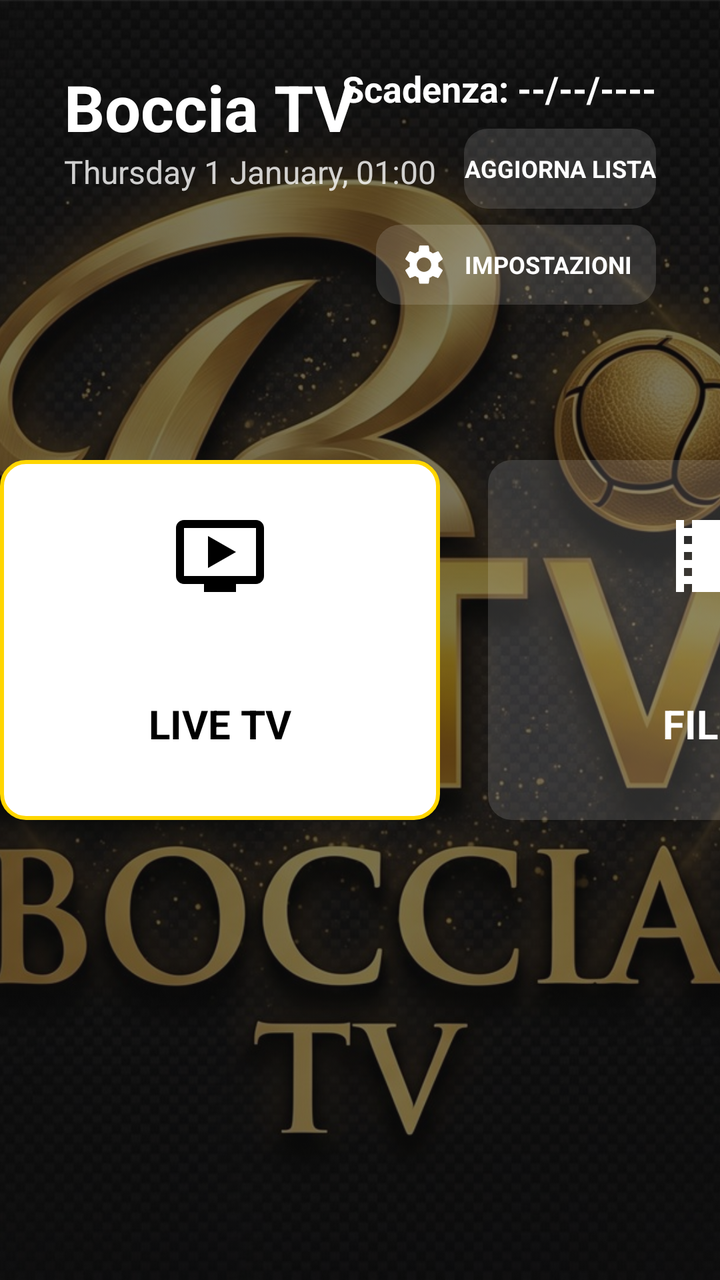
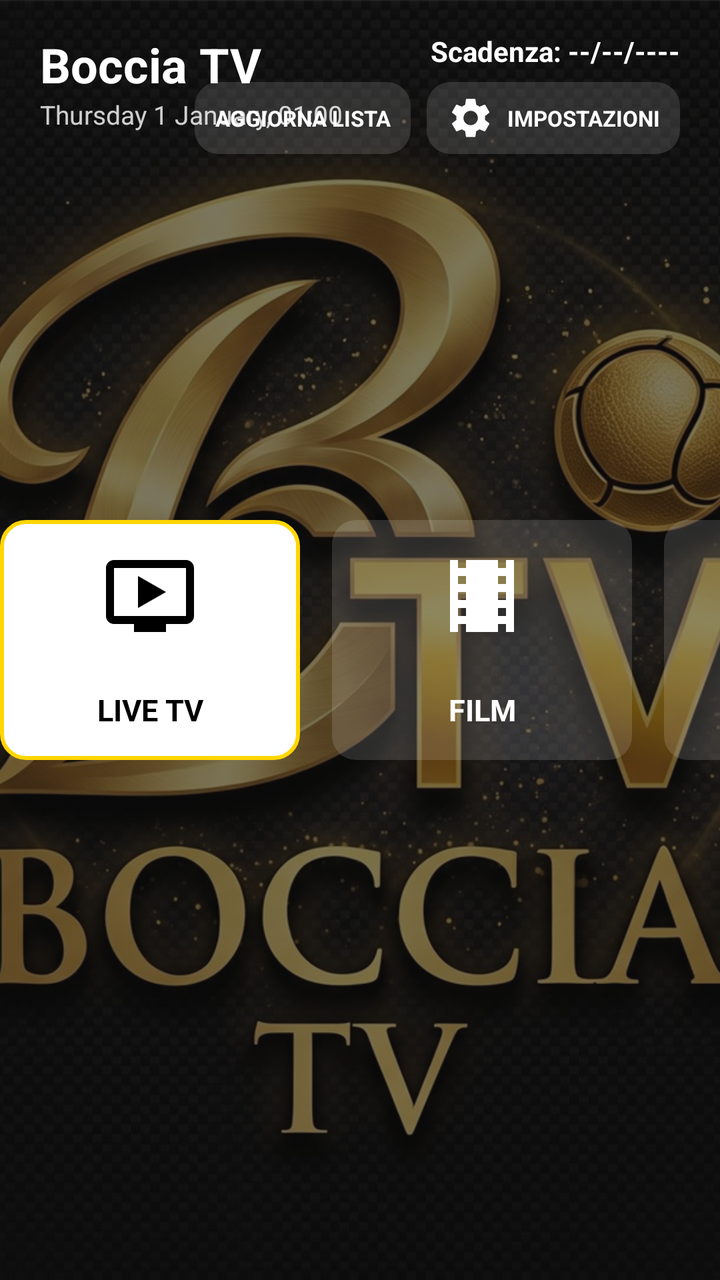

Two renders of the same Android screen: before a commit and after it. Below are the layout's source before the change and the commit's diff.
<!-- AndroidManifest.xml: application theme Theme.BocciaTV -->
<!-- res/layout/activity_main.xml -->
<?xml version="1.0" encoding="utf-8"?>

<RelativeLayout xmlns:android="http://schemas.android.com/apk/res/android"
    android:layout_width="match_parent"
    android:layout_height="match_parent"
    android:background="#101010">

    
    <ImageView
        android:layout_width="match_parent"
        android:layout_height="match_parent"
        android:scaleType="centerCrop"
        android:src="@drawable/bg_dashboard"
        android:alpha="0.45" />

    
    <LinearLayout
        android:layout_width="wrap_content"
        android:layout_height="wrap_content"
        android:layout_alignParentStart="true"
        android:layout_alignParentTop="true"
        android:layout_margin="32dp"
        android:orientation="vertical">

        <TextView
            android:id="@+id/tv_title"
            android:layout_width="wrap_content"
            android:layout_height="wrap_content"
            android:text="Boccia TV"
            android:textColor="@android:color/white"
            android:textSize="32sp"
            android:textStyle="bold" />

        <TextClock
            android:layout_width="wrap_content"
            android:layout_height="wrap_content"
            android:format12Hour="EEEE d MMMM, HH:mm"
            android:format24Hour="EEEE d MMMM, HH:mm"
            android:timeZone="Europe/Rome"
            android:textColor="@android:color/white"
            android:textSize="16sp"
            android:alpha="0.8" />
    </LinearLayout>

    
    <LinearLayout
        android:layout_width="wrap_content"
        android:layout_height="wrap_content"
        android:layout_alignParentEnd="true"
        android:layout_alignParentTop="true"
        android:layout_margin="32dp"
        android:gravity="end"
        android:orientation="vertical">

        <TextView
            android:id="@+id/tv_exp"
            android:layout_width="wrap_content"
            android:layout_height="wrap_content"
            android:text="Scadenza: --/--/----"
            android:textColor="@android:color/white"
            android:textSize="18sp"
            android:textStyle="bold" />

        <Button
            android:id="@+id/btn_refresh"
            style="@style/MenuButtonStyle"
            android:layout_width="wrap_content"
            android:layout_height="40dp"
            android:layout_marginTop="8dp"
            android:text="Aggiorna Lista"
            android:textSize="12sp"/>

        <Button
            android:id="@+id/btn_settings"
            style="@style/MenuButtonStyle"
            android:layout_width="wrap_content"
            android:layout_height="40dp"
            android:layout_marginTop="8dp"
            android:text="Impostazioni"
            android:textSize="12sp"
            android:drawableStart="@drawable/ic_settings"
            android:drawablePadding="8dp"
            android:paddingStart="12dp"
            android:paddingEnd="12dp"/>

    </LinearLayout>

    
    <LinearLayout
        android:layout_width="wrap_content"
        android:layout_height="wrap_content"
        android:layout_centerInParent="true"
        android:orientation="horizontal">

        <Button
            android:id="@+id/btn_live"
            style="@style/MenuButtonStyle"
            android:layout_width="220dp"
            android:layout_height="180dp"
            android:text="LIVE TV"
            android:drawableTop="@drawable/ic_live"
            android:drawablePadding="12dp"
            android:paddingTop="24dp">
            <requestFocus />
        </Button>

        <Button
            android:id="@+id/btn_vod"
            style="@style/MenuButtonStyle"
            android:layout_width="220dp"
            android:layout_height="180dp"
            android:layout_marginStart="24dp"
            android:text="FILM"
            android:drawableTop="@drawable/ic_movie"
            android:drawablePadding="12dp"
            android:paddingTop="24dp"/>

        <Button
            android:id="@+id/btn_series"
            style="@style/MenuButtonStyle"
            android:layout_width="220dp"
            android:layout_height="180dp"
            android:layout_marginStart="24dp"
            android:text="SERIE TV"
            android:drawableTop="@drawable/ic_series"
            android:drawablePadding="12dp"
            android:paddingTop="24dp"/>

    </LinearLayout>

</RelativeLayout>
<!-- resources referenced by this layout -->
<resources>
  <!-- drawable ic_live (drawable) -->
  <vector xmlns:android="http://schemas.android.com/apk/res/android"
      android:width="48dp"
      android:height="48dp"
      android:viewportWidth="24"
      android:viewportHeight="24">
      <path
          android:fillColor="#FFFFFF"
          android:pathData="M21,3H3C1.89,3 1,3.89 1,5v12c0,1.1 0.89,2 2,2h5v2h8v-2h5c1.1,0 2,-0.9 2,-2V5C23,3.89 22.1,3 21,3zM21,17H3V5h18V17zM16,11l-7,4V7L16,11z" />
  </vector>
  <!-- drawable ic_movie (drawable) -->
  <vector xmlns:android="http://schemas.android.com/apk/res/android"
      android:width="48dp"
      android:height="48dp"
      android:viewportWidth="24"
      android:viewportHeight="24">
      <path
          android:fillColor="#FFFFFF"
          android:pathData="M18,3v2h-2V3H8v2H6V3H4v18h2v-2h2v2h8v-2h2v2h2V3H18zM8,17H6v-2h2V17zM8,13H6v-2h2V13zM8,9H6V7h2V9zM18,17h-2v-2h2V17zM18,13h-2v-2h2V13zM18,9h-2V7h2V9z" />
  </vector>
  <!-- drawable ic_series (drawable) -->
  <vector xmlns:android="http://schemas.android.com/apk/res/android"
      android:width="48dp"
      android:height="48dp"
      android:viewportWidth="24"
      android:viewportHeight="24">
      <path
          android:fillColor="#FFFFFF"
          android:pathData="M2,17h20v2H2v-2zM3.15,12.95l1.06,1.06c0.39,0.39 1.02,0.39 1.41,0l0.02,-0.02 1.41,1.41L4.25,18.2c-0.78,0.78 -2.05,0.78 -2.83,0l-0.02,-0.02c-0.78,-0.78 -0.78,-2.05 0,-2.83l2.81,-2.81L3.15,12.95zM22.58,15.39l-0.02,0.02c-0.78,0.78 -2.05,0.78 -2.83,0l-2.81,-2.81 -1.06,1.06c-0.39,0.39 -1.02,0.39 -1.41,0L13.03,12.24c-0.39,-0.39 -0.39,-1.02 0,-1.41l4.24,-4.24c0.39,-0.39 1.02,-0.39 1.41,0l1.41,1.41 2.49,2.49c0.78,0.78 0.78,2.05 0,2.83z" />
      <path
          android:fillColor="#FFFFFF"
          android:pathData="M12,12.91L12,12.91c0.39,0.39 1.02,0.39 1.41,0l4.24,-4.24c0.39,-0.39 0.39,-1.02 0,-1.41L13.41,3.02c-0.39,-0.39 -1.02,-0.39 -1.41,0l-4.24,4.24c-0.39,0.39 -0.39,1.02 0,1.41L12,12.91z" />
  </vector>
  <style name="MenuButtonStyle" parent="Widget.AppCompat.Button">
          <item name="android:background">@drawable/button_selector</item>
          <item name="android:textColor">@color/white_to_black_selector</item>
          <item name="android:drawableTint">@color/white_to_black_selector</item>
          <item name="android:textSize">20sp</item>
          <item name="android:textAllCaps">true</item>
          <item name="android:textStyle">bold</item>
          <item name="android:focusable">true</item>
          <item name="android:focusableInTouchMode">true</item>
      </style>
  <style name="Theme.BocciaTV" parent="@style/Theme.Leanback" />
  <!-- drawable button_selector (drawable) -->
  <?xml version="1.0" encoding="utf-8"?>
  <selector xmlns:android="http://schemas.android.com/apk/res/android">
      <item android:state_focused="true">
          <shape android:shape="rectangle">
              <corners android:radius="12dp" />
              <solid android:color="#FFFFFF" />
              <stroke android:width="2dp" android:color="#FFD600" />
          </shape>
      </item>
      <item>
          <shape android:shape="rectangle">
              <corners android:radius="12dp" />
              <solid android:color="#22FFFFFF" />
          </shape>
      </item>
  </selector>
</resources>

<!-- the commit's change to res/layout/activity_main.xml (unified diff, before → after) -->
@@ -19,7 +19,8 @@
         android:layout_height="wrap_content"
         android:layout_alignParentStart="true"
         android:layout_alignParentTop="true"
-        android:layout_margin="32dp"
+        android:layout_marginStart="20dp"
+        android:layout_marginTop="16dp"
         android:orientation="vertical">
 
         <TextView
@@ -28,7 +29,7 @@
             android:layout_height="wrap_content"
             android:text="Boccia TV"
             android:textColor="@android:color/white"
-            android:textSize="32sp"
+            android:textSize="24sp"
             android:textStyle="bold" />
 
         <TextClock
@@ -38,7 +39,7 @@
             android:format24Hour="EEEE d MMMM, HH:mm"
             android:timeZone="Europe/Rome"
             android:textColor="@android:color/white"
-            android:textSize="16sp"
+            android:textSize="13sp"
             android:alpha="0.8" />
     </LinearLayout>
 
@@ -48,7 +49,8 @@
         android:layout_height="wrap_content"
         android:layout_alignParentEnd="true"
         android:layout_alignParentTop="true"
-        android:layout_margin="32dp"
+        android:layout_marginEnd="20dp"
+        android:layout_marginTop="16dp"
         android:gravity="end"
         android:orientation="vertical">
 
@@ -58,30 +60,38 @@
             android:layout_height="wrap_content"
             android:text="Scadenza: --/--/----"
             android:textColor="@android:color/white"
-            android:textSize="18sp"
+            android:textSize="14sp"
             android:textStyle="bold" />
 
-        <Button
-            android:id="@+id/btn_refresh"
-            style="@style/MenuButtonStyle"
+        <LinearLayout
             android:layout_width="wrap_content"
-            android:layout_height="40dp"
-            android:layout_marginTop="8dp"
-            android:text="Aggiorna Lista"
-            android:textSize="12sp"/>
+            android:layout_height="wrap_content"
+            android:layout_marginTop="6dp"
+            android:orientation="horizontal">
 
-        <Button
-            android:id="@+id/btn_settings"
-            style="@style/MenuButtonStyle"
-            android:layout_width="wrap_content"
-            android:layout_height="40dp"
-            android:layout_marginTop="8dp"
-            android:text="Impostazioni"
-            android:textSize="12sp"
-            android:drawableStart="@drawable/ic_settings"
-            android:drawablePadding="8dp"
-            android:paddingStart="12dp"
-            android:paddingEnd="12dp"/>
+            <Button
+                android:id="@+id/btn_refresh"
+                style="@style/MenuButtonStyle"
+                android:layout_width="wrap_content"
+                android:layout_height="36dp"
+                android:paddingStart="10dp"
+                android:paddingEnd="10dp"
+                android:text="Aggiorna Lista"
+                android:textSize="11sp"/>
+
+            <Button
+                android:id="@+id/btn_settings"
+                style="@style/MenuButtonStyle"
+                android:layout_width="wrap_content"
+                android:layout_height="36dp"
+                android:layout_marginStart="8dp"
+                android:text="Impostazioni"
+                android:textSize="11sp"
+                android:drawableStart="@drawable/ic_settings"
+                android:drawablePadding="6dp"
+                android:paddingStart="10dp"
+                android:paddingEnd="10dp"/>
+        </LinearLayout>
 
     </LinearLayout>
 
@@ -90,41 +100,45 @@
         android:layout_width="wrap_content"
         android:layout_height="wrap_content"
         android:layout_centerInParent="true"
+        android:layout_marginTop="12dp"
         android:orientation="horizontal">
 
         <Button
             android:id="@+id/btn_live"
             style="@style/MenuButtonStyle"
-            android:layout_width="220dp"
-            android:layout_height="180dp"
+            android:layout_width="150dp"
+            android:layout_height="120dp"
             android:text="LIVE TV"
+            android:textSize="15sp"
             android:drawableTop="@drawable/ic_live"
-            android:drawablePadding="12dp"
-            android:paddingTop="24dp">
+            android:drawablePadding="8dp"
+            android:paddingTop="14dp">
             <requestFocus />
         </Button>
 
         <Button
             android:id="@+id/btn_vod"
             style="@style/MenuButtonStyle"
-            android:layout_width="220dp"
-            android:layout_height="180dp"
-            android:layout_marginStart="24dp"
+            android:layout_width="150dp"
+            android:layout_height="120dp"
+            android:layout_marginStart="16dp"
             android:text="FILM"
+            android:textSize="15sp"
             android:drawableTop="@drawable/ic_movie"
-            android:drawablePadding="12dp"
-            android:paddingTop="24dp"/>
+            android:drawablePadding="8dp"
+            android:paddingTop="14dp"/>
 
         <Button
             android:id="@+id/btn_series"
             style="@style/MenuButtonStyle"
-            android:layout_width="220dp"
-            android:layout_height="180dp"
-            android:layout_marginStart="24dp"
+            android:layout_width="150dp"
+            android:layout_height="120dp"
+            android:layout_marginStart="16dp"
             android:text="SERIE TV"
+            android:textSize="15sp"
             android:drawableTop="@drawable/ic_series"
-            android:drawablePadding="12dp"
-            android:paddingTop="24dp"/>
+            android:drawablePadding="8dp"
+            android:paddingTop="14dp"/>
 
     </LinearLayout>
 
